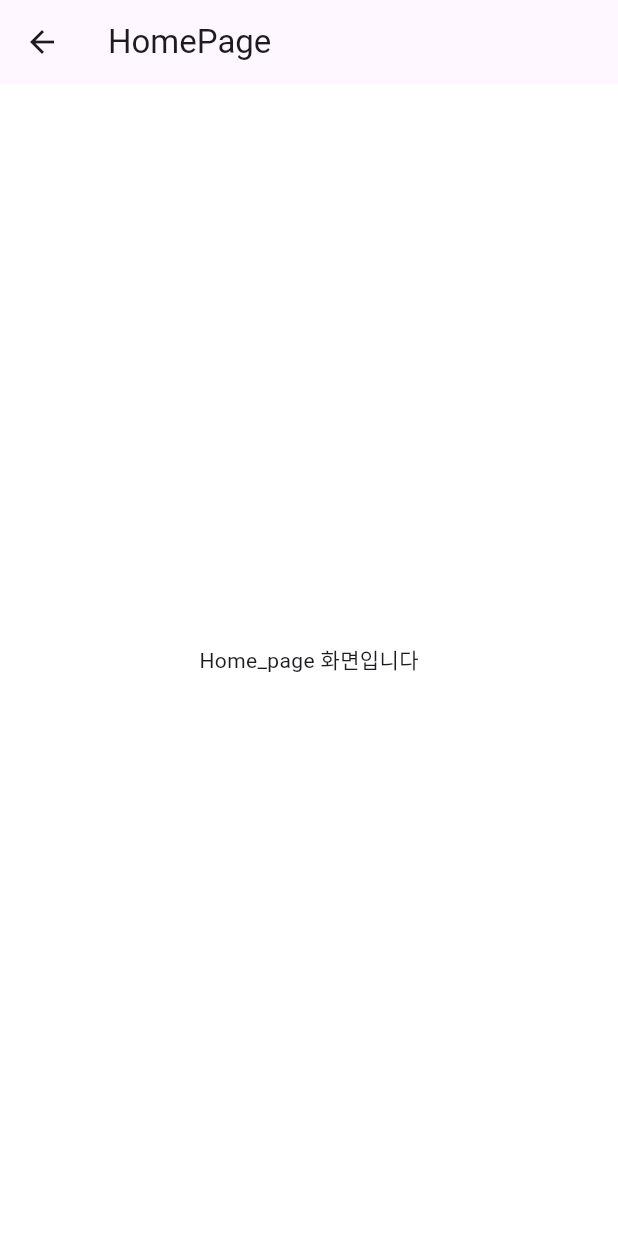
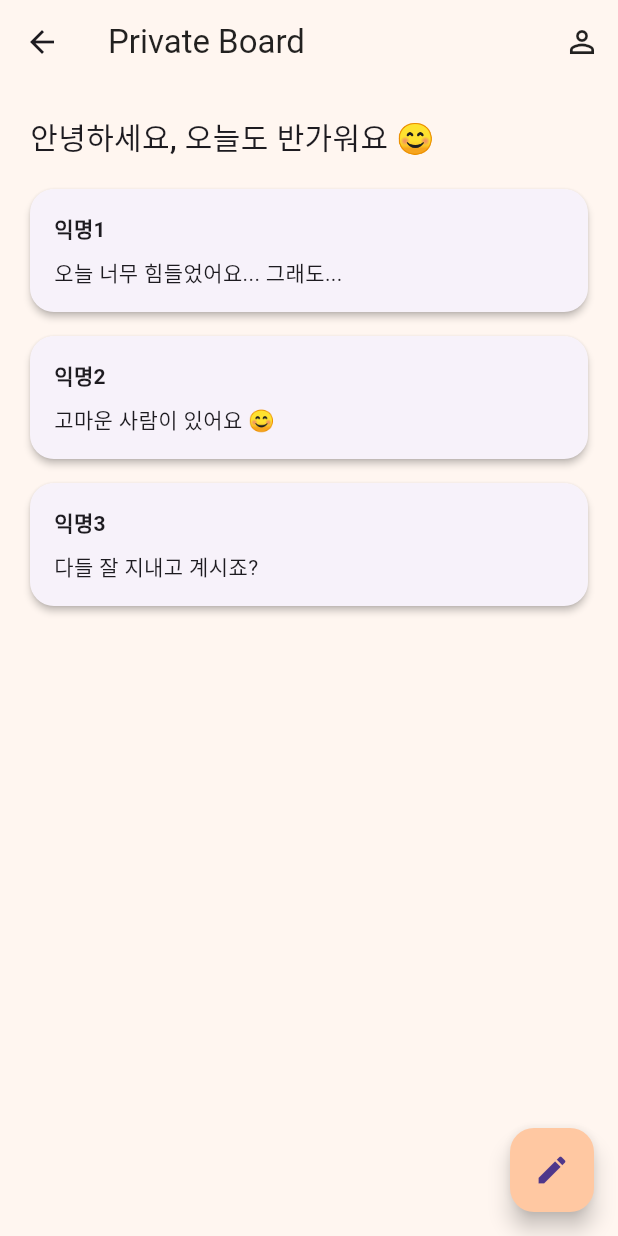
Before and after one commit to VICTOR-JEON-1998/private-board, a Flutter app: the HomePage screen opened by its route, on a phone screen of 412 x 824 dp. Run offline on Flutter 3.47's test engine with Material 3 defaults, Android fonts, the phone set to English and light mode, and no system bars; Roboto replaces fonts that are missing (NanumGothic).

Commit message:
feat: 홈 화면 UI 구성

```diff
--- a/private_board_frontend/lib/views/home_page.dart
+++ b/private_board_frontend/lib/views/home_page.dart
@@ -5,10 +5,75 @@ class HomePage extends StatelessWidget {
 
   @override
   Widget build(BuildContext context) {
+    final List<Map<String, String>> mockPosts = [
+      {'author': '익명1', 'content': '오늘 너무 힘들었어요... 그래도...' },
+      {'author': '익명2', 'content': '고마운 사람이 있어요 😊' },
+      {'author': '익명3', 'content': '다들 잘 지내고 계시죠?' },
+    ];
+
     return Scaffold(
-      appBar: AppBar(title: const Text('HomePage')),
-      body: const Center(
-        child: Text('Home_page 화면입니다'),
+      backgroundColor: const Color(0xFFFFF6F0), // 연한 살구톤
+      appBar: AppBar(
+        title: const Text(
+          'Private Board',
+          style: TextStyle(color: Colors.black87),
+        ),
+        backgroundColor: Colors.transparent,
+        elevation: 0,
+        actions: [
+          IconButton(
+            icon: const Icon(Icons.person_outline, color: Colors.black87),
+            onPressed: () {
+              Navigator.pushNamed(context, '/profile');
+            },
+          ),
+        ],
+      ),
+      body: Padding(
+        padding: const EdgeInsets.all(20),
+        child: Column(
+          crossAxisAlignment: CrossAxisAlignment.start,
+          children: [
+            const Text(
+              '안녕하세요, 오늘도 반가워요 😊',
+              style: TextStyle(fontSize: 20, fontWeight: FontWeight.w500),
+            ),
+            const SizedBox(height: 20),
+            Expanded(
+              child: ListView.builder(
+                itemCount: mockPosts.length,
+                itemBuilder: (context, index) {
+                  final post = mockPosts[index];
+                  return Card(
+                    shape: RoundedRectangleBorder(
+                      borderRadius: BorderRadius.circular(16),
+                    ),
+                    elevation: 2,
+                    margin: const EdgeInsets.only(bottom: 16),
+                    child: Padding(
+                      padding: const EdgeInsets.all(16),
+                      child: Column(
+                        crossAxisAlignment: CrossAxisAlignment.start,
+                        children: [
+                          Text(post['author'] ?? '익명', style: const TextStyle(fontWeight: FontWeight.bold)),
+                          const SizedBox(height: 8),
+                          Text(post['content'] ?? ''),
+                        ],
+                      ),
+                    ),
+                  );
+                },
+              ),
+            ),
+          ],
+        ),
+      ),
+      floatingActionButton: FloatingActionButton(
+        backgroundColor: const Color(0xFFFFC8A2),
+        onPressed: () {
+          Navigator.pushNamed(context, '/write');
+        },
+        child: const Icon(Icons.edit),
       ),
     );
   }
```
